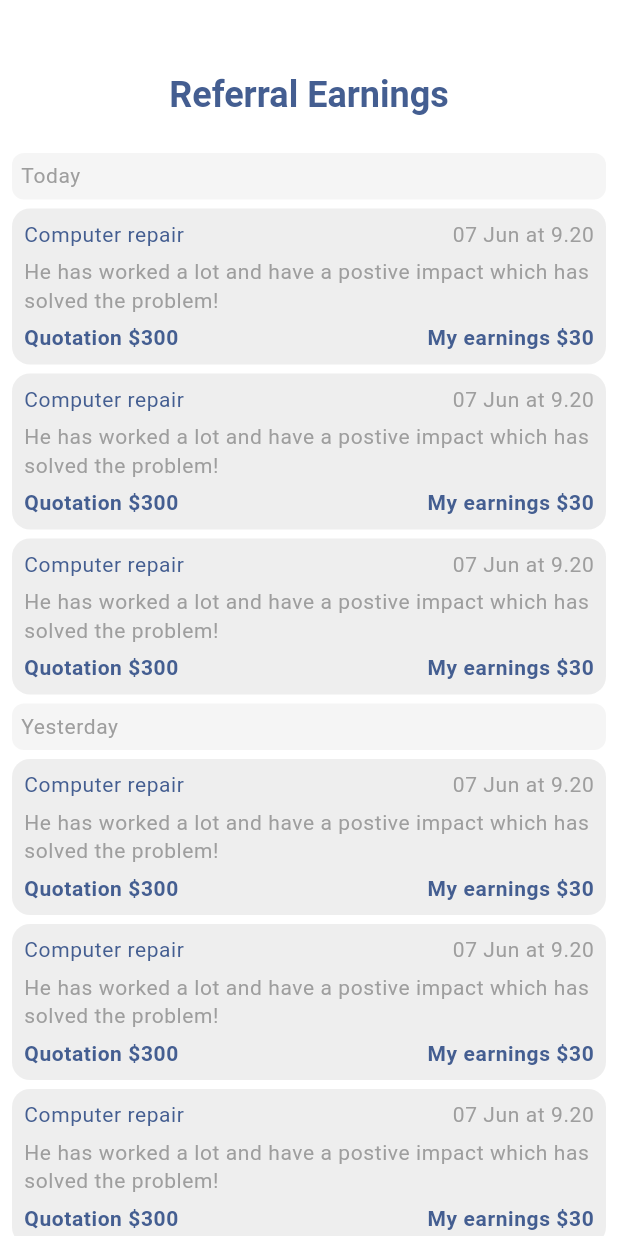
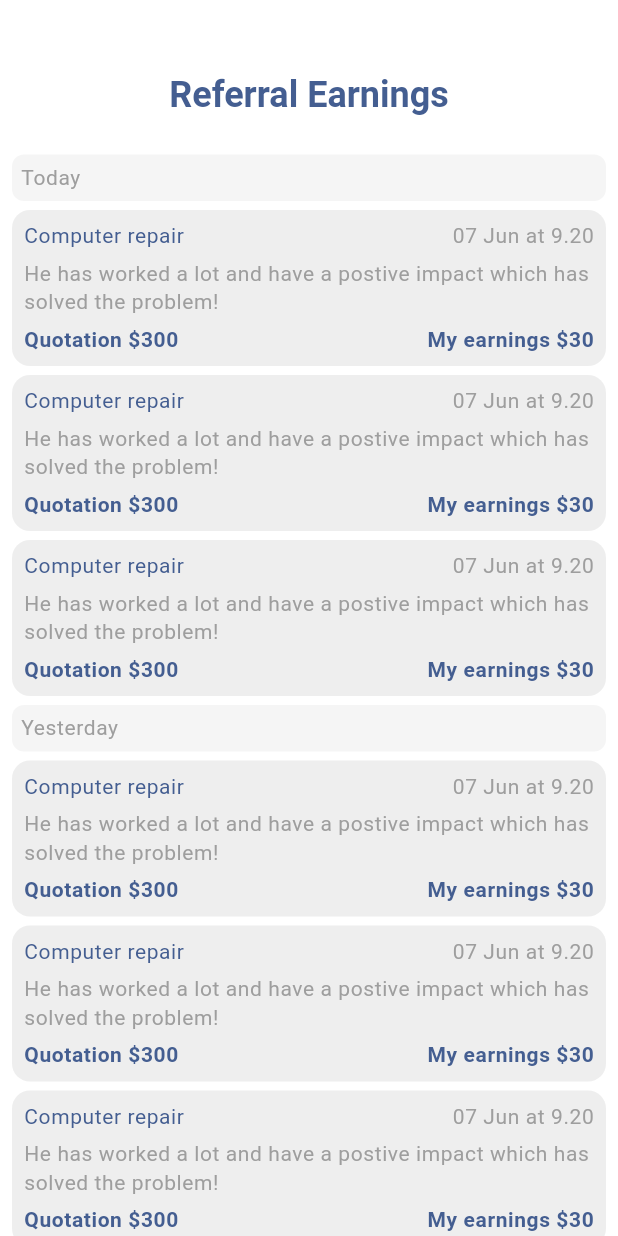
Before and after one commit to Raghav-995/Zenzzed-UI, a Flutter app: the ReferralsEarnings screen opened directly, on a phone screen of 412 x 824 dp. Run offline on Flutter 3.47's test engine with Material 3 defaults, Android fonts, the light colour scheme and no system bars; our stand-ins replace flutter_image_slideshow, get, pin_code_fields.

Commit message:
referral

```diff
--- a/lib/profile/views/referrals_earnings.dart
+++ b/lib/profile/views/referrals_earnings.dart
@@ -93,7 +93,7 @@ class ReferralsEarnings extends StatelessWidget {
                     .copyWith(color: Theme.of(context).colorScheme.primary),
               ),
               const SizedBox(
-                height: 24.0,
+                height: 25.0,
               ),
               Container(
                 decoration: BoxDecoration(
```
